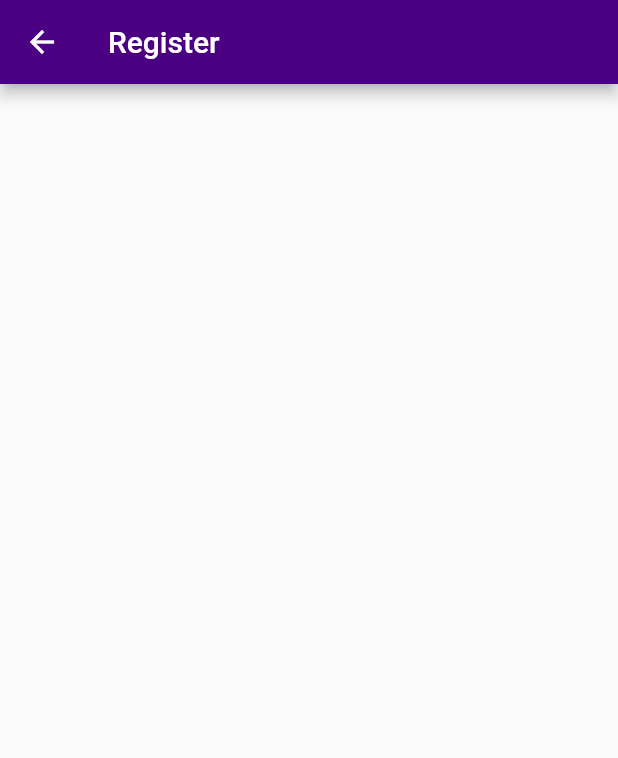
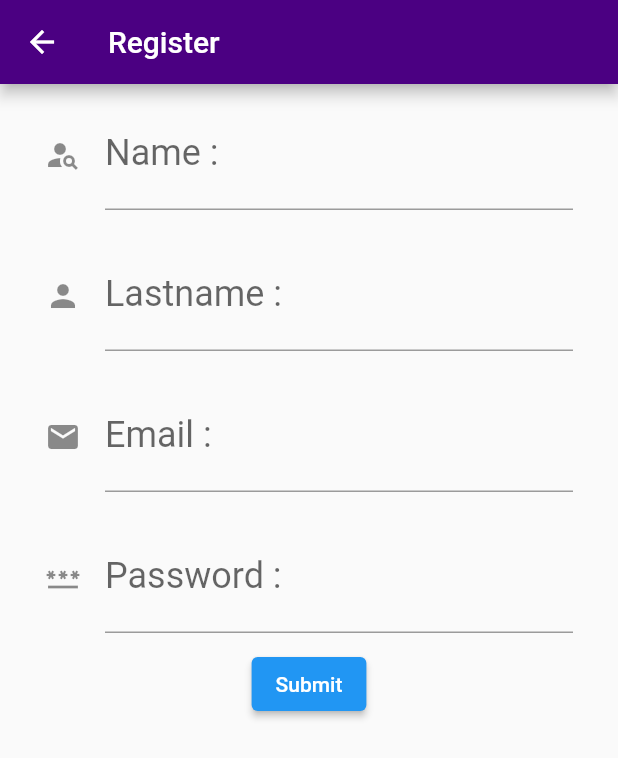
Before and after one commit to 1N333/mobile1st, a Flutter app: the Register screen opened by its route, on a phone screen of 412 x 824 dp. Shown: the top 758 px of the screen. Run offline on Flutter 3.47's test engine with Material 2 defaults, Android fonts, the phone set to English and light mode, and no system bars; network calls fail.

Commit message:
9/14/2021

```diff
--- a/lib/screen/register.dart
+++ b/lib/screen/register.dart
@@ -1,5 +1,6 @@
 import 'package:flutter/cupertino.dart';
 import 'package:flutter/material.dart';
+import 'package:mobile1st/config/constant.dart';
 
 class Register extends StatefulWidget {
   const Register({Key? key}) : super(key: key);
@@ -9,12 +10,147 @@ class Register extends StatefulWidget {
 }
 
 class _RegisterState extends State<Register> {
+  var name, surname, email, password;
+  final formkey = GlobalKey<FormState>();
   @override
   Widget build(BuildContext context) {
-    return Scaffold(
-      appBar: AppBar(
-        title: Text('Register'),
+    return SafeArea(
+      child: Scaffold(
+        appBar: AppBar(
+          title: Text('Register'),
+        ),
+        body: Form(
+          key: formkey,
+          child: SingleChildScrollView(
+            child: Column(
+              children: [
+                txtName(),
+                txtLname(),
+                txtEmail(),
+                txtPassword(),
+                btnSubmit()
+              ],
+            ),
+          ),
+        ),
       ),
     );
   }
+
+  Widget txtName() {
+    return Container(
+      margin: EdgeInsets.fromLTRB(30, 10, 30, 10),
+      child: TextFormField(
+        style: TextStyle(
+          color: pColor,
+          fontSize: 24,
+        ),
+        decoration: InputDecoration(
+            labelText: "Name : ",
+            icon: Icon(Icons.person_search),
+            hintText: "Enter your name"),
+        validator: (value) {
+          if (value!.isEmpty) {
+            return "โปรดกรอกข้อมูล";
+          } else if (value.length < 3) {
+            return "กรอกข้อมูลมากกว่า 3 ตัวอักษร";
+          }
+        },
+        onSaved: (value) {
+          name = value;
+        },
+      ),
+    );
+  }
+
+  Widget txtLname() {
+    return Container(
+      margin: EdgeInsets.fromLTRB(30, 10, 30, 10),
+      child: TextFormField(
+        style: TextStyle(
+          color: pColor,
+          fontSize: 24,
+        ),
+        decoration: InputDecoration(
+            labelText: "Lastname : ",
+            icon: Icon(Icons.person),
+            hintText: "Enter your lastname"),
+        validator: (value) {
+          if (value!.isEmpty) {
+            return "โปรดกรอกข้อมูล";
+          } else if (value.length < 3) {
+            return "กรอกข้อมูลมากกว่า 3 ตัวอักษร";
+          }
+        },
+        onSaved: (value2) {
+          surname = value2;
+        },
+      ),
+    );
+  }
+
+  Widget txtEmail() {
+    return Container(
+      margin: EdgeInsets.fromLTRB(30, 10, 30, 10),
+      child: TextFormField(
+        style: TextStyle(
+          color: pColor,
+          fontSize: 24,
+        ),
+        decoration: InputDecoration(
+          labelText: "Email : ",
+          icon: Icon(Icons.mail),
+          hintText: "Enter your email",
+        ),
+        keyboardType: TextInputType.emailAddress,
+        validator: (value) {
+          if (!(value!.contains("@"))) {
+            return "กรอกข้อมูลในรูปแบบอีเมล";
+          } else if (!(value.contains("."))) {
+            return "กรอกข้อมูลในรูปแบบอีเมล";
+          }
+        },
+        onSaved: (value) {
+          email = value;
+        },
+      ),
+    );
+  }
+
+  Widget txtPassword() {
+    return Container(
+      margin: EdgeInsets.fromLTRB(30, 10, 30, 10),
+      child: TextFormField(
+        style: TextStyle(
+          color: pColor,
+          fontSize: 24,
+        ),
+        decoration: InputDecoration(
+          labelText: "Password : ",
+          icon: Icon(Icons.password),
+          hintText: "Enter your password",
+        ),
+        obscureText: true,
+        onSaved: (value) {
+          password = value;
+        },
+      ),
+    );
+  }
+
+  Widget btnSubmit() {
+    return ElevatedButton(
+      child: Text('Submit'),
+      onPressed: () {
+        print("Submited");
+        if (formkey.currentState!.validate()) {
+          formkey.currentState!.save();
+          print("ชื่อ : $name");
+          print("นามสกุล : $surname");
+          print("email : $email");
+          print("รหัส : $password");
+        }
+      },
+    );
+  }
 }
```
